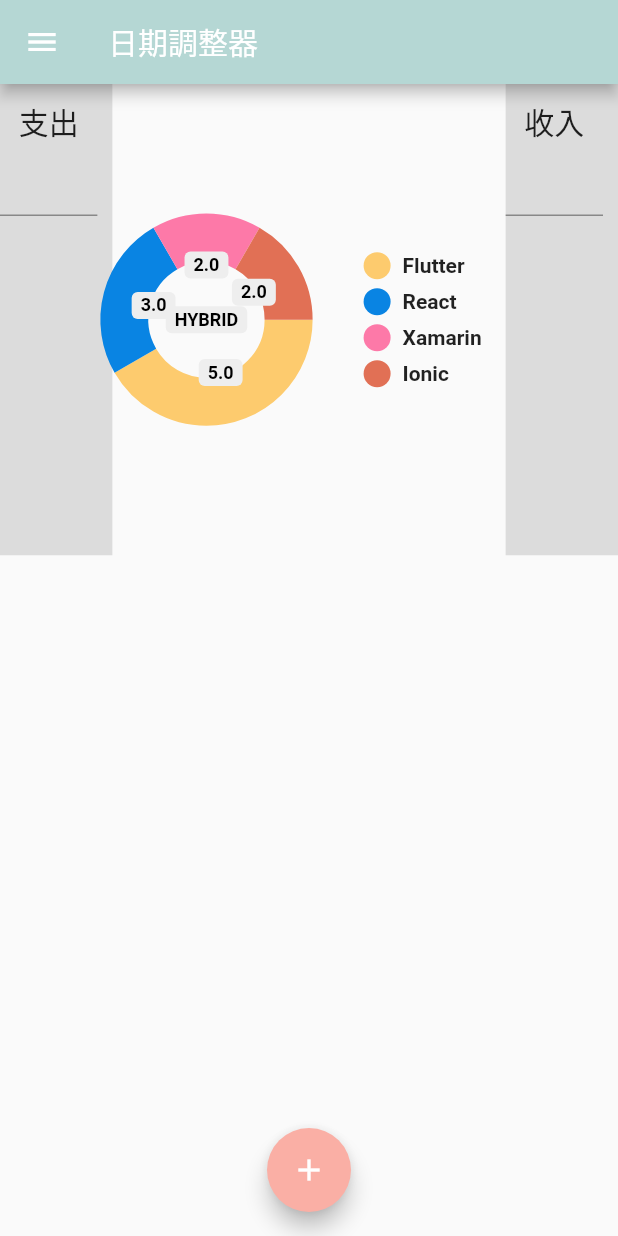
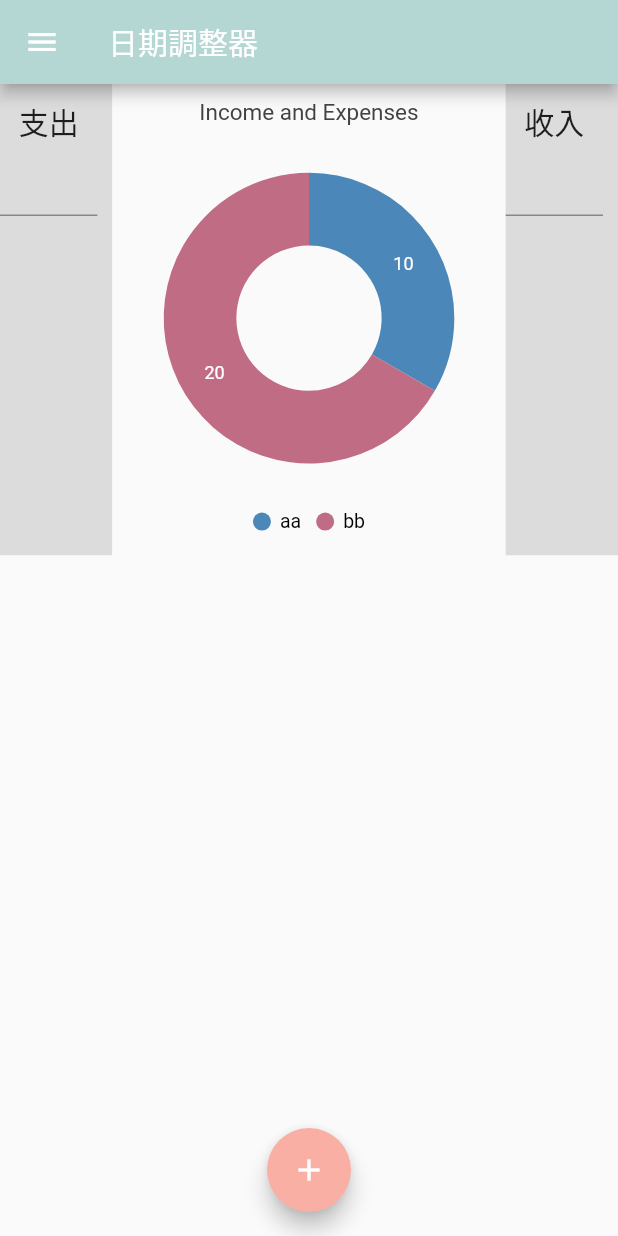
Before and after one commit to fang1204/flutter-account-app, a Flutter app: the screen it shows after launch, on a phone screen of 412 x 824 dp. Run offline on Flutter 3.47's test engine with Material 2 defaults, Android fonts, the phone set to English and light mode, and no system bars; drawn by our look-alikes of pie_chart; our stand-ins replace dropdown_button2, responsive_sizer, syncfusion_flutter_charts, toggle_switch.

Commit message:
Merge branch 'main' of D:\AppProject\flutter-account-app with conflicts.

```diff
--- a/account_app/lib/main.dart
+++ b/account_app/lib/main.dart
@@ -13,8 +13,9 @@ class MyApp extends StatelessWidget {
     //MultiProvider，因為一個 APP 很少一個 provider 就夠用，所以直接上 MultiProvider 。
     return MultiProvider(
       providers: [
-        ChangeNotifierProvider.value(
-            value: HomeAccountList()
+        ChangeNotifierProvider(
+            create: (_) => new HomeAccountList()
+            // value: HomeAccountList()
         )
       ],
       child: MaterialApp(
--- a/account_app/lib/model/account.dart
+++ b/account_app/lib/model/account.dart
@@ -1,3 +1,4 @@
+//雯坊
 class HomeAccount{
   String name;
   String date;
--- a/account_app/lib/model/pie.dart
+++ b/account_app/lib/model/pie.dart
@@ -1,4 +1,4 @@
-
+//雯坊
 class IEData {
 
   IEData(this.s, this.num);
--- a/account_app/lib/widget/card_view.dart
+++ b/account_app/lib/widget/card_view.dart
@@ -1,3 +1,4 @@
+//雯坊
 import 'package:flutter/material.dart';
 
 import '../model/account.dart';
--- a/account_app/lib/widget/pieCharts_view.dart
+++ b/account_app/lib/widget/pieCharts_view.dart
@@ -1,53 +1,148 @@
+//雯坊
 import 'package:flutter/material.dart';
-import 'package:pie_chart/pie_chart.dart';
-class OutcomeChart extends StatelessWidget {
-  final dataMap = <String, double>{
-    "Flutter": 5,
-    "React": 3,
-    "Xamarin": 2,
-    "Ionic": 2,
-  };
-  final colorList = <Color>[
-    Color(0xfffdcb6e),
-    Color(0xff0984e3),
-    Color(0xfffd79a8),
-    Color(0xffe17055),
-    Color(0xff6c5ce7),
-  ];
+import 'package:syncfusion_flutter_charts/charts.dart';
+
+import '../model/pie.dart';
+
+
+
+class OutcomeChart extends StatefulWidget {
+  @override
+  _OutcomeChartState createState() => _OutcomeChartState();
+}
+
+class _OutcomeChartState extends State<OutcomeChart> {
+
+  late List<IEData> _chartData;
+  late TooltipBehavior _tooltipBehavior;
+  @override
+
+  void initState(){
+    _chartData = getChartData();
+    _tooltipBehavior = TooltipBehavior(enable: true);
+    super.initState();
+  }
+
 
   @override
   Widget build(BuildContext context) {
-    return Container(
-      child: PieChart(
-        dataMap: dataMap,
-        animationDuration: Duration(milliseconds: 800),
-        chartLegendSpacing: 50,
-        chartRadius: MediaQuery.of(context).size.width / 3.2,
-        colorList: colorList,
-        initialAngleInDegree: 0,
-        chartType: ChartType.ring,
-        ringStrokeWidth: 32,
-        centerText: "HYBRID",
-        /*
-        legendOptions: LegendOptions(
-          showLegendsInRow: false,
-          legendPosition: LegendPosition.right,
-          showLegends: true,
-          legendShape: BoxShape.rectangle,      //圖例的圖標
-          legendTextStyle: TextStyle(
-            fontWeight: FontWeight.bold,
+    return SafeArea(
+        child: Scaffold(
+          body: SfCircularChart(
+            title: ChartTitle(text: 'Income and Expenses'),
+            legend: Legend(
+                isVisible: true,
+                overflowMode: LegendItemOverflowMode.wrap,
+                //         legendShape: BoxShape.circle,
+                position: LegendPosition.bottom
+            ),
+            tooltipBehavior: _tooltipBehavior,
+            series: <CircularSeries>[
+              DoughnutSeries<IEData, String>(
+                dataSource: _chartData,
+                xValueMapper: (IEData data, _) => data.s,
+                yValueMapper: (IEData data, _) => data.num,
+                dataLabelSettings: DataLabelSettings(isVisible: true),
+                enableTooltip: true,
+                explode: true,
+                explodeAll: true,
+                // explodeOffset: '10%',
+              )
+            ],
+
           ),
-        ),*/
-        chartValuesOptions: ChartValuesOptions(
-          showChartValueBackground: true,
-          showChartValues: true,
-          showChartValuesInPercentage: false,
-          showChartValuesOutside: false,
-          decimalPlaces: 1,
-        ),
-        // gradientList: ---To add gradient colors---
-        // emptyColorGradient: ---Empty Color gradient---
-      ),
-    );
+    ));
+  }
+  List<IEData> getChartData(){
+    final List<IEData> chartData = [
+      IEData('aa', 10),
+      IEData('bb', 20),
+    ];
+    return chartData;
   }
 }
+// class IEData {
+//
+//   IEData(this.s, this.num);
+//   final String s;
+//   final int num;
+//
+// }
+
+// class OutcomeChart extends StatelessWidget {
+//
+//   late List<IncomeExpenseData> _chartData;
+//
+//   @override
+//   void initState(){
+//     _chartData = getChartData();
+//   }
+//
+//   @override
+//   Widget build(BuildContext context) {
+//     // final Color color_income = Color.fromARGB(0xFF, 250, 175, 165);
+//     // final Color color_expense =Color.fromARGB(0xFF, 189, 215, 238);
+//
+//
+//     return SafeArea(
+//       child: Scaffold(
+//           body: SfCartesianChart(
+//             series: <CircularSeries>[
+//               PieSeries<IncomeExpenseData, String>(
+//                 dataSource: _chartData,
+//                 xValueMapper: (IncomeExpenseData data, _) => data.x,
+//                 yValueMapper: (IncomeExpenseData data, _) => data.y,
+//                 dataLabelSettings: DataLabelSettings(isVisible: true)
+//               )
+//             ],
+//           )
+//       ),
+//     );
+//   }
+//   List<IncomeExpenseData> getChartData(){
+//     final List<IncomeExpenseData> chartData = [
+//       IncomeExpenseData('收入',  25.0),
+//       IncomeExpenseData('支出', 5.0),
+//
+//     ];
+//     return chartData;
+//   }
+//
+//
+//
+//   /*
+//   Widget build(BuildContext context) {
+//     return PieChart(
+//       dataMap: dataMap,
+//       animationDuration: const Duration(milliseconds: 800),
+//       chartLegendSpacing: 32,
+//
+//       chartRadius: MediaQuery.of(context).size.width / 3.2,
+//       colorList: colorList,
+//       initialAngleInDegree: 0,
+//       chartType: ChartType.ring,
+//       ringStrokeWidth: 32,
+//       centerText: "HYBRID",
+//
+//       legendOptions: const LegendOptions(
+//         showLegendsInRow: true,
+//         legendPosition: LegendPosition.bottom,
+//         showLegends: true,
+//         legendShape: BoxShape.circle,      //圖例的圖標
+//         legendTextStyle: TextStyle(
+//           fontWeight: FontWeight.bold,
+//         ),
+//       ),
+//       chartValuesOptions: const ChartValuesOptions(
+//
+//         showChartValueBackground: true,
+//         showChartValues: true,
+//         showChartValuesInPercentage: false,
+//         showChartValuesOutside: true,
+//         decimalPlaces: 1,
+//       ),
+//       // gradientList: ---To add gradient colors---
+//       // emptyColorGradient: ---Empty Color gradient---
+//     );
+//   }*/
+// }
--- a/account_app/pubspec.yaml
+++ b/account_app/pubspec.yaml
@@ -34,14 +34,11 @@ dependencies:
   # The following adds the Cupertino Icons font to your application.
   # Use with the CupertinoIcons class for iOS style icons.
   cupertino_icons: ^1.0.2
-  #flutter_screenutil: ^0.5.3
+  flutter_screenutil: ^0.5.3
   decimal: ^0.3.5
   responsive_sizer: ^3.0.5+1
   provider: ^5.0.0
   pie_chart: ^5.1.0
-  toggle_switch: ^1.4.0
-  dropdown_button2: ^1.1.1
-
 
 
 dev_dependencies:
```
Also changed, not shown: account_app/pubspec.lock.
